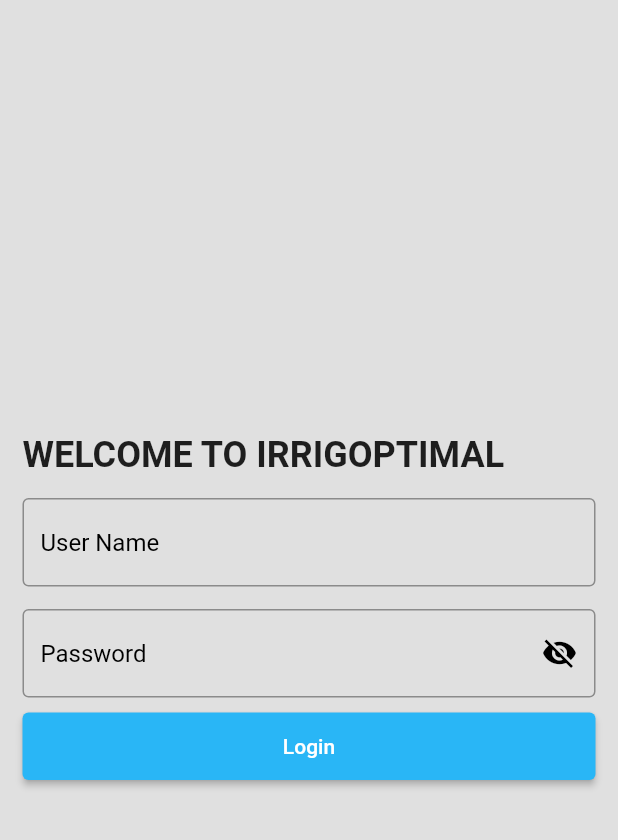
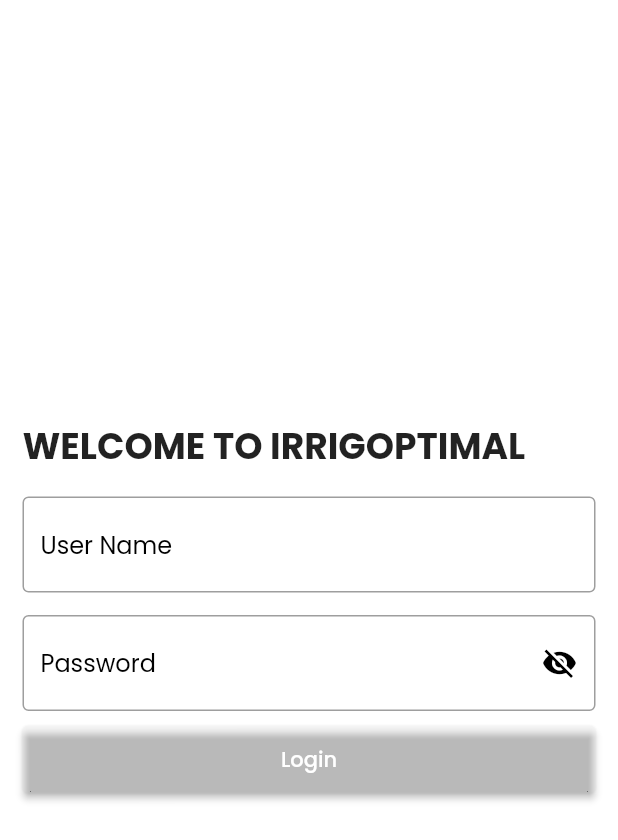
Before and after one commit to suleyman735/irrigoptimal, a Flutter app: the screen it shows after launch, on a phone screen of 412 x 824 dp. Shown: the top 840 px of the screen. Run offline on Flutter 3.47's test engine with Material 2 defaults, Android fonts, the phone set to English and light mode, and no system bars.

Commit message:
Second Change

```diff
--- a/lib/Screens/login.dart
+++ b/lib/Screens/login.dart
@@ -20,7 +20,7 @@ class _LoginPageState extends State<LoginPage> {
   @override
   Widget build(BuildContext context) {
     return Scaffold(
-      backgroundColor: Colors.grey[300],
+      backgroundColor: Theme.of(context).primaryColor,
       body: SafeArea(
         child: Center(
           child: Padding(
--- a/lib/Widgets/myloginbutton.dart
+++ b/lib/Widgets/myloginbutton.dart
@@ -17,7 +17,7 @@ class MyLoginButton extends StatelessWidget {
       child: ElevatedButton(
         child: Text(name),
         style: ButtonStyle(
-          backgroundColor: MaterialStateProperty.all(Colors.lightBlue[400]),
+          backgroundColor: MaterialStateProperty.all(Theme.of(context).accentColor,),
         ),
         onPressed: onPressed,
       ),
--- a/lib/main.dart
+++ b/lib/main.dart
@@ -12,7 +12,16 @@ class MyApp extends StatelessWidget {
 
   @override
   Widget build(BuildContext context) {
-    return const MaterialApp(
+    return MaterialApp(
+
+      theme:ThemeData(
+
+          fontFamily: 'Poppins',
+          primaryColor: Colors.white,
+          colorScheme: ColorScheme.fromSwatch().copyWith(secondary: const Color(0x2797FF))
+
+      ),
+
       home: LoginPage(),
     );
   }
```
Also changed, not shown: pubspec.yaml (+13 -5 lines), pubspec.lock.
